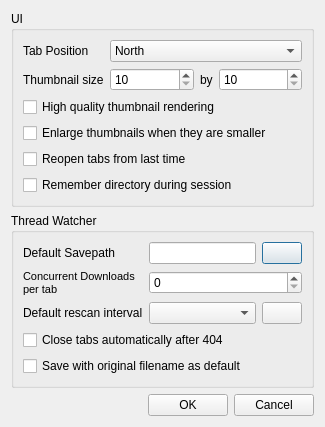
chrisdevchroma/fourchan-dl, file uiconfig.ui: the form before one commit.
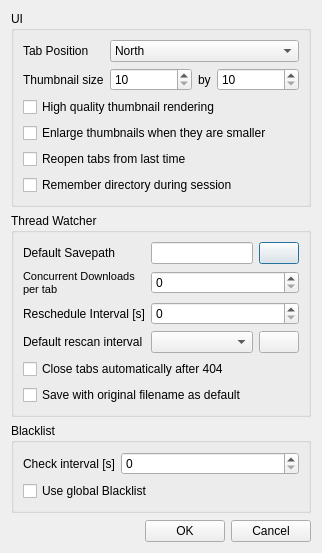
The form after the commit. Icons and pictures are not drawn.

```diff
--- a/uiconfig.ui
+++ b/uiconfig.ui
@@ -9,8 +9,8 @@
    <rect>
     <x>0</x>
     <y>0</y>
-    <width>325</width>
-    <height>398</height>
+    <width>322</width>
+    <height>513</height>
    </rect>
   </property>
   <property name="sizePolicy">
@@ -29,7 +29,7 @@
    <iconset resource="resources.qrc">
     <normaloff>:/icons/resources/settings.png</normaloff>:/icons/resources/settings.png</iconset>
   </property>
-  <layout class="QGridLayout" name="gridLayout_3">
+  <layout class="QGridLayout" name="gridLayout_4">
    <item row="0" column="0">
     <widget class="QGroupBox" name="groupBox">
      <property name="title">
@@ -206,14 +206,14 @@
       <item row="1" column="1">
        <widget class="QSpinBox" name="sbConcurrentDownloads"/>
       </item>
-      <item row="2" column="0">
+      <item row="3" column="0">
        <widget class="QLabel" name="label_6">
         <property name="text">
          <string>Default rescan interval</string>
         </property>
        </widget>
       </item>
-      <item row="2" column="1">
+      <item row="3" column="1">
        <layout class="QHBoxLayout" name="horizontalLayout_3">
         <item>
          <widget class="QComboBox" name="cbRescanInterval">
@@ -247,24 +247,102 @@
         </item>
        </layout>
       </item>
-      <item row="3" column="0" colspan="2">
+      <item row="4" column="0" colspan="2">
        <widget class="QCheckBox" name="cbAutoClose">
         <property name="text">
          <string>Close tabs automatically after 404</string>
         </property>
        </widget>
       </item>
-      <item row="4" column="0" colspan="2">
+      <item row="5" column="0" colspan="2">
        <widget class="QCheckBox" name="cbDefaultOriginalFilename">
         <property name="text">
          <string>Save with original filename as default</string>
         </property>
        </widget>
       </item>
+      <item row="2" column="0">
+       <widget class="QLabel" name="label_7">
+        <property name="text">
+         <string>Reschedule Interval [s]</string>
+        </property>
+       </widget>
+      </item>
+      <item row="2" column="1">
+       <widget class="QSpinBox" name="sbRescheduleInterval">
+        <property name="toolTip">
+         <string>Interval in [s] for rescheduling erroneous downloads</string>
+        </property>
+        <property name="maximum">
+         <number>999999999</number>
+        </property>
+       </widget>
+      </item>
      </layout>
     </widget>
    </item>
    <item row="2" column="0">
+    <widget class="QGroupBox" name="groupBox_3">
+     <property name="title">
+      <string>Blacklist</string>
+     </property>
+     <layout class="QGridLayout" name="gridLayout_3">
+      <item row="0" column="0">
+       <widget class="QLabel" name="label_8">
+        <property name="sizePolicy">
+         <sizepolicy hsizetype="Preferred" vsizetype="Minimum">
+          <horstretch>0</horstretch>
+          <verstretch>0</verstretch>
+         </sizepolicy>
+        </property>
+        <property name="text">
+         <string>Check interval [s]</string>
+        </property>
+       </widget>
+      </item>
+      <item row="0" column="1">
+       <widget class="QSpinBox" name="sbBlackListCheckInterval">
+        <property name="sizePolicy">
+         <sizepolicy hsizetype="Expanding" vsizetype="Expanding">
+          <horstretch>0</horstretch>
+          <verstretch>0</verstretch>
+         </sizepolicy>
+        </property>
+        <property name="toolTip">
+         <string>Interval for checking if blacklisted images still exist</string>
+        </property>
+        <property name="maximum">
+         <number>999999999</number>
+        </property>
+       </widget>
+      </item>
+      <item row="1" column="0" colspan="2">
+       <widget class="QCheckBox" name="cbUseBlackList">
+        <property name="text">
+         <string>Use global Blacklist</string>
+        </property>
+       </widget>
+      </item>
+     </layout>
+    </widget>
+   </item>
+   <item row="3" column="0">
+    <spacer name="verticalSpacer">
+     <property name="orientation">
+      <enum>Qt::Vertical</enum>
+     </property>
+     <property name="sizeType">
+      <enum>QSizePolicy::MinimumExpanding</enum>
+     </property>
+     <property name="sizeHint" stdset="0">
+      <size>
+       <width>20</width>
+       <height>1</height>
+      </size>
+     </property>
+    </spacer>
+   </item>
+   <item row="4" column="0">
     <layout class="QHBoxLayout" name="horizontalLayout_4">
      <item>
       <spacer name="horizontalSpacer">
```
